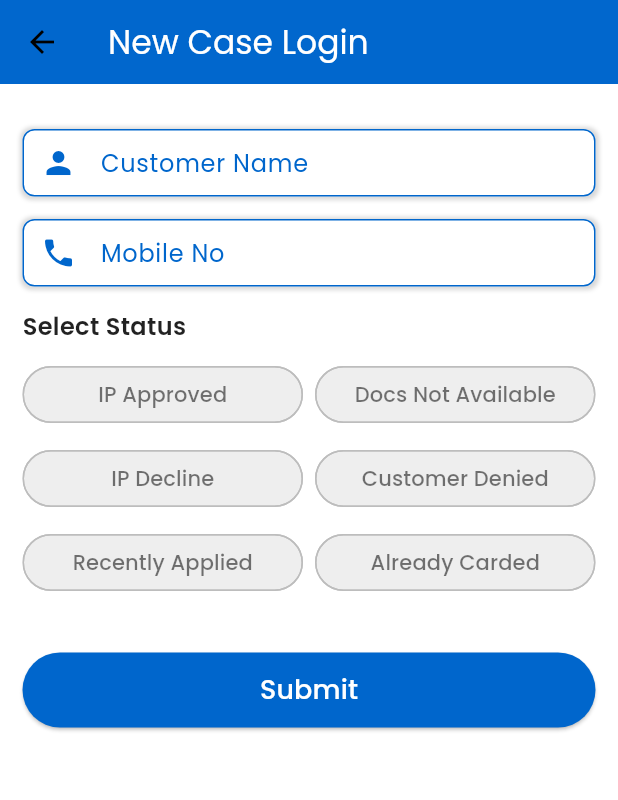
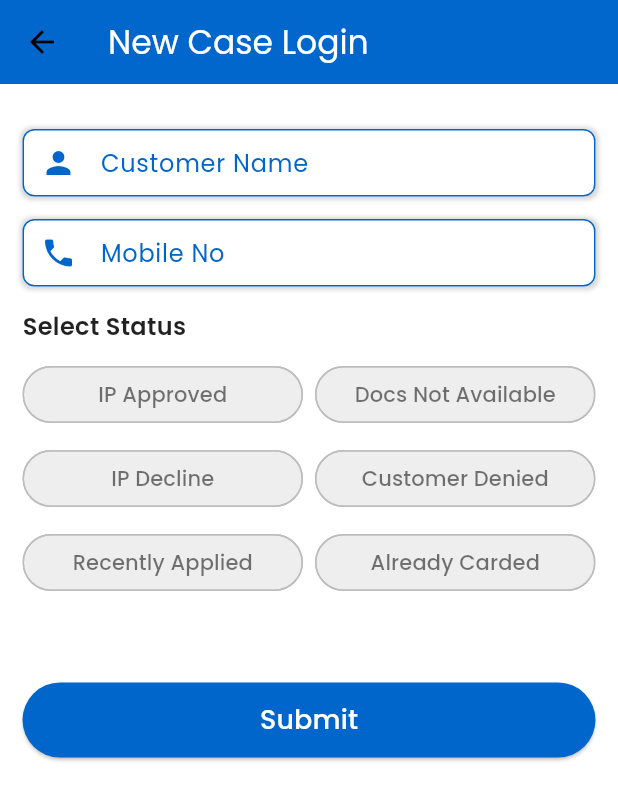
Before and after one commit to credlawn/app, a Flutter app: the NewCardLoginScreen screen opened directly, on a phone screen of 412 x 824 dp. Shown: the top 800 px of the screen. Run offline on Flutter 3.47's test engine with Material 3 defaults, Android fonts, the light colour scheme and no system bars; our stand-ins replace cached_network_image, connectivity_plus, device_info_plus, firebase_core, firebase_messaging, flutter_local_notifications and 9 more; missing offline and left inert: call_log, flutter_phone_direct_caller, google_mlkit_text_recognition, workmanager; accounts and stored records are empty; network calls fail; statements that could not run were skipped.

Commit message:
feat: adjust layout and remove redundant code
- Increased the height of the SizedBox widget from 20 to 40 for better spacing
- Removed redundant blank lines and unnecessary comments to improve code readability
- Cleaned up the submitCaseLoginToServer function call and its surrounding code
- Removed unused variables and imports to reduce clutter

```diff
--- a/lib/screens/new_card_login_screen.dart
+++ b/lib/screens/new_card_login_screen.dart
@@ -14,7 +14,6 @@
 import 'package:flutter/services.dart';
 import 'package:uuid/uuid.dart';
 
-
 class NewCardLoginScreen extends StatefulWidget {
   const NewCardLoginScreen({super.key});
 
@@ -28,12 +27,10 @@
   final _mobileNoController = TextEditingController();
   final _referenceNoController = TextEditingController();
 
-
   String? selectedStatus;
   final TextEditingController _remarksController = TextEditingController();
 
   final Uuid _uuid = Uuid();
-
 
   final List<String> statusOptions = [
     'IP Approved',
@@ -61,7 +58,6 @@
         elevation: 0.5,
         backgroundColor: CustomColor.MainColor,
         title: Text('New Case Login', style: GoogleFonts.poppins(color: Colors.white)),
-
       ),
       body: SafeArea(
         child: Stack(
@@ -235,7 +231,7 @@
                         ),
                         maxLines: 1,
                       ),
-                    const SizedBox(height: 20),
+                    const SizedBox(height: 40),
 
                     CustomColor.customButton(
                       context: context,
@@ -309,8 +305,6 @@
 
       if (id > 0) {
 
-
-
         try {
 
             final Map<String, dynamic> serverResponse = await submitCaseLoginToServer(
@@ -324,8 +318,6 @@
               sid: user.sid,
               syncId: currentSyncId,
             );
-
-
 
             if (serverResponse['message'] != null && serverResponse['message']['status'] == 'success') {
               final String serverFrappeName = serverResponse['message']['frappe_id'];
@@ -354,7 +346,6 @@
           );
           CustomColor.showSuccessSnackBar(context, 'Data Saved Successfully');
         }
-
 
         _customerNameController.clear();
         _mobileNoController.clear();
```
